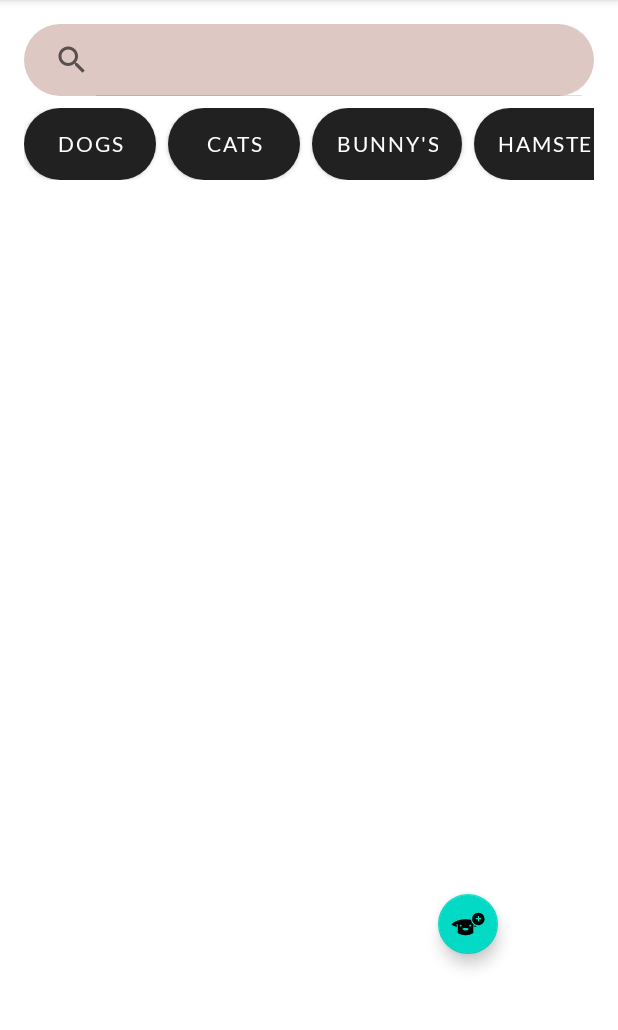
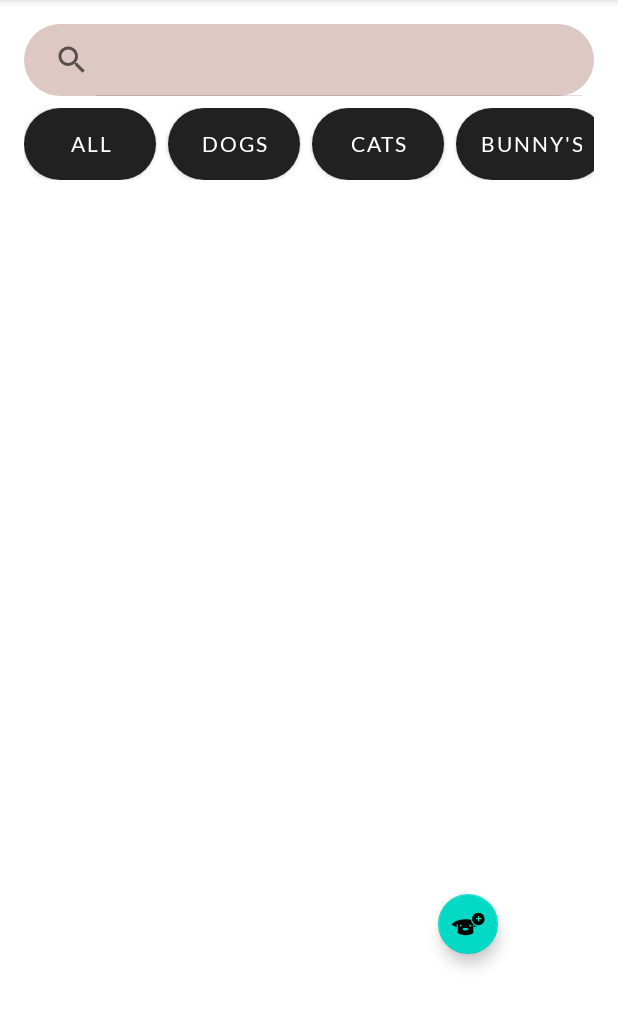
Before and after one commit to andree25/FinalApp, an Android app: the fragment AdoptionFragment shown on its own in the app's theme, after a tap on "DOGS", on a phone screen of 412 x 824 dp, the part 84-1114 px from its top. Run offline under Robolectric (Android 15) with nearby library versions, the phone set to English and light mode, and no system bars; our stand-ins replace Firebase (no records; nobody signed in at launch, a user with empty details on screens opened directly); pictures from the network do not load; 2 statements that could not run were skipped; 1 other tap on this screen came first.

Commit message:
adoption fragment done

```diff
--- a/app/src/main/java/com/app/finalapp/ui/adoption/AdoptionFragment.java
+++ b/app/src/main/java/com/app/finalapp/ui/adoption/AdoptionFragment.java
@@ -44,14 +44,14 @@ public class AdoptionFragment extends BaseFragment {
     private NavigationManager navigationManager;
     private DatabaseReference databaseReference;
     private FloatingActionButton addPet;
-    private Button dogsButton, catsButton, bunnyButton, hamstersButton, guineaButton, parrotButton, fishButton, otherButton;
+    private Button allButton, dogsButton, catsButton, bunnyButton, hamstersButton, guineaButton, parrotButton, fishButton, otherButton;
     SearchView searchView;
+    private String currentCategory = "All";  // Default to "All"
 
     public static AdoptionFragment newInstance() {
         return new AdoptionFragment();
     }
 
-    private RecyclerView recyclerView;
     private PetAdapter petAdapter;
     private List<Pet> petList = new ArrayList<>();
 
@@ -65,6 +65,7 @@ public class AdoptionFragment extends BaseFragment {
         navController = Navigation.findNavController(requireActivity(), R.id.nav_host_fragment_content_main);
         navigationManager = NavigationManager.getInstance();
 
+        allButton = rootView.findViewById(R.id.all_button);
         dogsButton = rootView.findViewById(R.id.dogs_button);
         catsButton = rootView.findViewById(R.id.cats_button);
         bunnyButton = rootView.findViewById(R.id.bunny_button);
@@ -74,15 +75,51 @@ public class AdoptionFragment extends BaseFragment {
         fishButton = rootView.findViewById(R.id.fish_button);
         otherButton = rootView.findViewById(R.id.other_button);
 
-
-        dogsButton.setOnClickListener(v -> filterPetsByType("Dog"));
-        catsButton.setOnClickListener(v -> filterPetsByType("Cat"));
-        bunnyButton.setOnClickListener(v -> filterPetsByType("Bunny"));
-        hamstersButton.setOnClickListener(v -> filterPetsByType("Hamster"));
-        guineaButton.setOnClickListener(v -> filterPetsByType("Guinea Pig"));
-        parrotButton.setOnClickListener(v -> filterPetsByType("Parrot"));
-        fishButton.setOnClickListener(v -> filterPetsByType("Fishes"));
-        otherButton.setOnClickListener(v -> filterPetsByType("Other"));
+        allButton.setOnClickListener(v -> {
+            currentCategory = "All";
+            loadPetsFromDatabase();
+            searchView.setQuery("", false);
+        });
+        dogsButton.setOnClickListener(v -> {
+            currentCategory = "Dog";
+            filterPetsByType(currentCategory);
+            searchView.setQuery("", false);
+        });
+        catsButton.setOnClickListener(v -> {
+            currentCategory = "Cat";
+            filterPetsByType(currentCategory);
+            searchView.setQuery("", false);
+        });
+        bunnyButton.setOnClickListener(v -> {
+            currentCategory = "Bunny";
+            filterPetsByType(currentCategory);
+            searchView.setQuery("", false);
+        });
+        hamstersButton.setOnClickListener(v -> {
+            currentCategory = "Hamster";
+            filterPetsByType(currentCategory);
+            searchView.setQuery("", false);
+        });
+        guineaButton.setOnClickListener(v -> {
+            currentCategory = "Guinea Pig";
+            filterPetsByType(currentCategory);
+            searchView.setQuery("", false);
+        });
+        parrotButton.setOnClickListener(v -> {
+            currentCategory = "Parrot";
+            filterPetsByType(currentCategory);
+            searchView.setQuery("", false);
+        });
+        fishButton.setOnClickListener(v -> {
+            currentCategory = "Fishes";
+            filterPetsByType(currentCategory);
+            searchView.setQuery("", false);
+        });
+        otherButton.setOnClickListener(v -> {
+            currentCategory = "Other";
+            filterPetsByType(currentCategory);
+            searchView.setQuery("", false);
+        });
 
         searchView = rootView.findViewById(R.id.search_view);
         searchView.setOnQueryTextListener(new SearchView.OnQueryTextListener() {
@@ -159,7 +196,7 @@ public class AdoptionFragment extends BaseFragment {
                 for (DataSnapshot snapshot : dataSnapshot.getChildren()) {
                     for (DataSnapshot petSnapshot : snapshot.getChildren()) {
                         Pet pet = petSnapshot.getValue(Pet.class);
-                        if (pet != null && petMatchesQuery(pet, query)) {
+                        if (pet != null && petMatchesQuery(pet, query) && matchesCategory(pet)) {
                             petList.add(pet);
                         }
                     }
@@ -173,12 +210,17 @@ public class AdoptionFragment extends BaseFragment {
         });
     }
 
+    private boolean matchesCategory(Pet pet) {
+        return currentCategory.equals("All") || pet.getType().equalsIgnoreCase(currentCategory);
+    }
+
+
     private boolean petMatchesQuery(Pet pet, String query) {
         query = query.toLowerCase();
-        return pet.getType().toLowerCase().contains(query) ||
+        return (pet.getType().toLowerCase().contains(query) ||
                 pet.getAge().toLowerCase().contains(query) ||
                 pet.getGender().toLowerCase().contains(query) ||
-                pet.getDescription().toLowerCase().contains(query);
+                pet.getDescription().toLowerCase().contains(query));
     }
 
     private void checkLoginStatus() {
--- /dev/null
+++ b/app/src/main/res/anim/layout_animation_fall_down.xml
@@ -0,0 +1,5 @@
+<?xml version="1.0" encoding="utf-8"?>
+<layoutAnimation xmlns:android="http://schemas.android.com/apk/res/android"
+    android:animation="@anim/fade_in"
+    android:animationOrder="normal"
+    android:delay="10%" />
--- a/app/src/main/res/layout/fragment_adoption.xml
+++ b/app/src/main/res/layout/fragment_adoption.xml
@@ -37,7 +37,15 @@
                     android:layout_width="wrap_content"
                     android:layout_height="match_parent"
                     android:orientation="horizontal">
-
+                    <Button
+                        android:id="@+id/all_button"
+                        android:layout_width="wrap_content"
+                        android:layout_height="wrap_content"
+                        android:layout_marginEnd="8dp"
+                        android:alpha="100"
+                        android:background="@drawable/button"
+                        android:text="@string/all_category"
+                        android:textColor="@color/white" />
                     <Button
                         android:id="@+id/dogs_button"
                         android:layout_width="wrap_content"
@@ -127,7 +135,8 @@
             android:layout_width="match_parent"
             android:layout_height="0dp"
             android:layout_weight="1"
-            android:scrollbars="horizontal" />
+            android:scrollbars="horizontal"
+            android:layoutAnimation="@anim/layout_animation_fall_down"/>
     </LinearLayout>
 
     <com.google.android.material.floatingactionbutton.FloatingActionButton
--- a/app/src/main/res/values/strings.xml
+++ b/app/src/main/res/values/strings.xml
@@ -72,6 +72,7 @@
     <string name="image_hint">No images loaded yet</string>
 
     <!--Adoption Page-->
+    <string name="all_category">All</string>
     <string name="dog_category">Dogs</string>
     <string name="cat_category">Cats</string>
     <string name="bunny_category">Bunny\'s</string>
```
